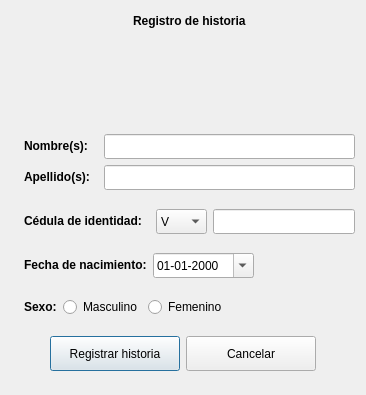
Gabnz/Spectrasoft, file dlgreghistoria.ui: the form before one commit.
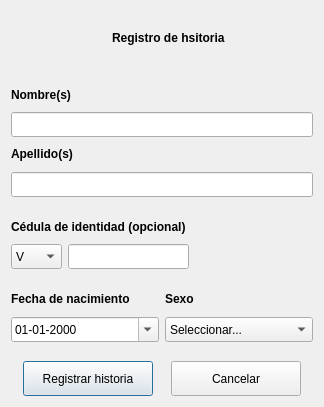
The form after the commit. Icons and pictures are not drawn.

Commit message: Implementando operaciones para las historias

Patch:
```diff
--- a/dlgreghistoria.ui
+++ b/dlgreghistoria.ui
@@ -6,8 +6,8 @@
    <rect>
     <x>0</x>
     <y>0</y>
-    <width>366</width>
-    <height>395</height>
+    <width>324</width>
+    <height>407</height>
    </rect>
   </property>
   <property name="windowTitle">
@@ -19,11 +19,13 @@
   </property>
   <layout class="QGridLayout" name="gridLayout">
    <item row="0" column="0">
-    <layout class="QVBoxLayout" name="verticalLayout_2">
+    <layout class="QVBoxLayout" name="verticalLayout">
      <item>
-      <layout class="QHBoxLayout" name="horizontalLayout_2">
+      <layout class="QVBoxLayout" name="verticalLayout_5">
        <item>
-        <spacer name="horizontalSpacer_2">
+        <layout class="QHBoxLayout" name="horizontalLayout_10">
+         <item>
+          <spacer name="horizontalSpacer_4">
          <property name="orientation">
           <enum>Qt::Horizontal</enum>
          </property>
@@ -36,7 +38,7 @@
         </spacer>
        </item>
        <item>
-        <widget class="QLabel" name="label">
+          <widget class="QLabel" name="etqLogoRegHist">
          <property name="maximumSize">
           <size>
            <width>50</width>
@@ -55,7 +57,7 @@
         </widget>
        </item>
        <item>
-        <widget class="QLabel" name="label_2">
+          <widget class="QLabel" name="etqRegHistoria">
          <property name="font">
           <font>
            <weight>75</weight>
@@ -63,12 +65,12 @@
           </font>
          </property>
          <property name="text">
-          <string>Registro de historia</string>
+            <string>Registro de hsitoria</string>
          </property>
         </widget>
        </item>
        <item>
-        <spacer name="horizontalSpacer_3">
+          <spacer name="horizontalSpacer_5">
          <property name="orientation">
           <enum>Qt::Horizontal</enum>
          </property>
@@ -83,47 +85,27 @@
       </layout>
      </item>
      <item>
-      <spacer name="verticalSpacer_2">
+        <spacer name="verticalSpacer_5">
        <property name="orientation">
         <enum>Qt::Vertical</enum>
        </property>
        <property name="sizeType">
-        <enum>QSizePolicy::Expanding</enum>
-       </property>
-       <property name="sizeHint" stdset="0">
-        <size>
-         <width>343</width>
-         <height>13</height>
-        </size>
-       </property>
-      </spacer>
-     </item>
-     <item>
-      <layout class="QHBoxLayout" name="horizontalLayout_9">
-       <item>
-        <spacer name="horizontalSpacer">
-         <property name="orientation">
-          <enum>Qt::Horizontal</enum>
-         </property>
-         <property name="sizeType">
           <enum>QSizePolicy::Fixed</enum>
          </property>
          <property name="sizeHint" stdset="0">
           <size>
-           <width>13</width>
-           <height>20</height>
+           <width>20</width>
+           <height>13</height>
           </size>
          </property>
         </spacer>
        </item>
        <item>
-        <layout class="QVBoxLayout" name="verticalLayout">
-         <item>
-          <layout class="QHBoxLayout" name="horizontalLayout_7">
+        <layout class="QVBoxLayout" name="verticalLayout_2">
            <item>
             <widget class="QLabel" name="etqNombre">
              <property name="text">
-              <string>&lt;html&gt;&lt;head/&gt;&lt;body&gt;&lt;p&gt;&lt;span style=&quot; font-weight:600;&quot;&gt;Nombre(s):&lt;/span&gt;&lt;/p&gt;&lt;/body&gt;&lt;/html&gt;</string>
+            <string>&lt;html&gt;&lt;head/&gt;&lt;body&gt;&lt;p&gt;&lt;span style=&quot; font-weight:600;&quot;&gt;Nombre(s)&lt;/span&gt;&lt;/p&gt;&lt;/body&gt;&lt;/html&gt;</string>
              </property>
             </widget>
            </item>
@@ -131,13 +113,13 @@
             <widget class="QLineEdit" name="lineaNombre">
              <property name="minimumSize">
               <size>
-               <width>251</width>
+             <width>300</width>
                <height>25</height>
               </size>
              </property>
              <property name="maximumSize">
               <size>
-               <width>251</width>
+             <width>16777215</width>
                <height>25</height>
               </size>
              </property>
@@ -149,11 +131,11 @@
           </layout>
          </item>
          <item>
-          <layout class="QHBoxLayout" name="horizontalLayout_8">
+        <layout class="QVBoxLayout" name="verticalLayout_3">
            <item>
             <widget class="QLabel" name="etqApellido">
              <property name="text">
-              <string>&lt;html&gt;&lt;head/&gt;&lt;body&gt;&lt;p&gt;&lt;span style=&quot; font-weight:600;&quot;&gt;Apellido(s):&lt;/span&gt;&lt;/p&gt;&lt;/body&gt;&lt;/html&gt;</string>
+            <string>&lt;html&gt;&lt;head/&gt;&lt;body&gt;&lt;p&gt;&lt;span style=&quot; font-weight:600;&quot;&gt;Apellido(s)&lt;/span&gt;&lt;/p&gt;&lt;/body&gt;&lt;/html&gt;</string>
              </property>
             </widget>
            </item>
@@ -161,13 +143,13 @@
             <widget class="QLineEdit" name="lineaApellido">
              <property name="minimumSize">
               <size>
-               <width>251</width>
+             <width>300</width>
                <height>25</height>
               </size>
              </property>
              <property name="maximumSize">
               <size>
-               <width>251</width>
+             <width>16777215</width>
                <height>25</height>
               </size>
              </property>
@@ -179,7 +161,7 @@
           </layout>
          </item>
          <item>
-          <spacer name="verticalSpacer_4">
+        <spacer name="verticalSpacer_7">
            <property name="orientation">
             <enum>Qt::Vertical</enum>
            </property>
@@ -195,16 +177,18 @@
           </spacer>
          </item>
          <item>
-          <layout class="QHBoxLayout" name="horizontalLayout_3">
+        <layout class="QHBoxLayout" name="horizontalLayout_12">
+         <item>
+          <layout class="QVBoxLayout" name="verticalLayout_4">
            <item>
             <widget class="QLabel" name="etqCI">
              <property name="text">
-              <string>&lt;html&gt;&lt;head/&gt;&lt;body&gt;&lt;p&gt;&lt;span style=&quot; font-weight:600;&quot;&gt;Cédula de identidad:&lt;/span&gt;&lt;/p&gt;&lt;/body&gt;&lt;/html&gt;</string>
+              <string>&lt;html&gt;&lt;head/&gt;&lt;body&gt;&lt;p&gt;&lt;span style=&quot; font-weight:600;&quot;&gt;Cédula de identidad (opcional)&lt;/span&gt;&lt;/p&gt;&lt;/body&gt;&lt;/html&gt;</string>
              </property>
             </widget>
            </item>
            <item>
-            <layout class="QHBoxLayout" name="horizontalLayout_6">
+            <layout class="QHBoxLayout" name="horizontalLayout_13">
              <item>
               <widget class="QComboBox" name="cBoxCI">
                <property name="minimumSize">
@@ -241,7 +225,7 @@
                </property>
                <property name="maximumSize">
                 <size>
-                 <width>142</width>
+                 <width>16777215</width>
                  <height>25</height>
                 </size>
                </property>
@@ -264,7 +248,22 @@
           </layout>
          </item>
          <item>
-          <spacer name="verticalSpacer_6">
+          <spacer name="horizontalSpacer_2">
+           <property name="orientation">
+            <enum>Qt::Horizontal</enum>
+           </property>
+           <property name="sizeHint" stdset="0">
+            <size>
+             <width>40</width>
+             <height>20</height>
+            </size>
+           </property>
+          </spacer>
+         </item>
+        </layout>
+       </item>
+       <item>
+        <spacer name="verticalSpacer_10">
            <property name="orientation">
             <enum>Qt::Vertical</enum>
            </property>
@@ -280,11 +279,13 @@
           </spacer>
          </item>
          <item>
-          <layout class="QHBoxLayout" name="horizontalLayout_5">
+        <layout class="QHBoxLayout" name="horizontalLayout_16">
+         <item>
+          <layout class="QVBoxLayout" name="verticalLayout_6">
            <item>
             <widget class="QLabel" name="etqFechaNac">
              <property name="text">
-              <string>&lt;html&gt;&lt;head/&gt;&lt;body&gt;&lt;p&gt;&lt;span style=&quot; font-weight:600;&quot;&gt;Fecha de nacimiento:&lt;/span&gt;&lt;/p&gt;&lt;/body&gt;&lt;/html&gt;</string>
+              <string>&lt;html&gt;&lt;head/&gt;&lt;body&gt;&lt;p&gt;&lt;span style=&quot; font-weight:600;&quot;&gt;Fecha de nacimiento&lt;/span&gt;&lt;/p&gt;&lt;/body&gt;&lt;/html&gt;</string>
              </property>
             </widget>
            </item>
@@ -298,7 +299,7 @@
              </property>
              <property name="maximumSize">
               <size>
-               <width>101</width>
+               <width>16777215</width>
                <height>25</height>
               </size>
              </property>
@@ -310,72 +311,47 @@
              </property>
             </widget>
            </item>
-           <item>
-            <spacer name="horizontalSpacer_12">
-             <property name="orientation">
-              <enum>Qt::Horizontal</enum>
-             </property>
-             <property name="sizeHint" stdset="0">
-              <size>
-               <width>40</width>
-               <height>20</height>
-              </size>
-             </property>
-            </spacer>
-           </item>
           </layout>
          </item>
          <item>
-          <spacer name="verticalSpacer_3">
-           <property name="orientation">
-            <enum>Qt::Vertical</enum>
-           </property>
-           <property name="sizeType">
-            <enum>QSizePolicy::Fixed</enum>
-           </property>
-           <property name="sizeHint" stdset="0">
-            <size>
-             <width>20</width>
-             <height>13</height>
-            </size>
-           </property>
-          </spacer>
-         </item>
-         <item>
-          <layout class="QHBoxLayout" name="horizontalLayout_4">
+          <layout class="QVBoxLayout" name="verticalLayout_10">
            <item>
             <widget class="QLabel" name="etqSexo">
              <property name="text">
-              <string>&lt;html&gt;&lt;head/&gt;&lt;body&gt;&lt;p&gt;&lt;span style=&quot; font-weight:600;&quot;&gt;Sexo:&lt;/span&gt;&lt;/p&gt;&lt;/body&gt;&lt;/html&gt;</string>
+              <string>&lt;html&gt;&lt;head/&gt;&lt;body&gt;&lt;p&gt;&lt;span style=&quot; font-weight:600;&quot;&gt;Sexo&lt;/span&gt;&lt;/p&gt;&lt;/body&gt;&lt;/html&gt;</string>
              </property>
             </widget>
            </item>
            <item>
-            <widget class="QRadioButton" name="radioMasculino">
+            <widget class="QComboBox" name="cBoxSexo">
+             <property name="minimumSize">
+              <size>
+               <width>91</width>
+               <height>25</height>
+              </size>
+             </property>
+             <property name="maximumSize">
+              <size>
+               <width>16777215</width>
+               <height>25</height>
+              </size>
+             </property>
+             <item>
              <property name="text">
-              <string>Masculino</string>
-             </property>
-            </widget>
+               <string>Seleccionar...</string>
+              </property>
            </item>
            <item>
-            <widget class="QRadioButton" name="radioFemenino">
              <property name="text">
               <string>Femenino</string>
              </property>
-            </widget>
            </item>
            <item>
-            <spacer name="horizontalSpacer_13">
-             <property name="orientation">
-              <enum>Qt::Horizontal</enum>
-             </property>
-             <property name="sizeHint" stdset="0">
-              <size>
-               <width>40</width>
-               <height>20</height>
-              </size>
-             </property>
-            </spacer>
+              <property name="text">
+               <string>Masculino</string>
+              </property>
+             </item>
+            </widget>
            </item>
           </layout>
          </item>
@@ -401,19 +377,6 @@
      </item>
      <item>
       <layout class="QHBoxLayout" name="horizontalLayout">
-       <item>
-        <spacer name="horizontalSpacer_7">
-         <property name="orientation">
-          <enum>Qt::Horizontal</enum>
-         </property>
-         <property name="sizeHint" stdset="0">
-          <size>
-           <width>13</width>
-           <height>27</height>
-          </size>
-         </property>
-        </spacer>
-       </item>
        <item>
         <widget class="QPushButton" name="btnRegistrar">
          <property name="minimumSize">
@@ -464,37 +427,8 @@
          </property>
         </widget>
        </item>
-       <item>
-        <spacer name="horizontalSpacer_8">
-         <property name="orientation">
-          <enum>Qt::Horizontal</enum>
-         </property>
-         <property name="sizeHint" stdset="0">
-          <size>
-           <width>13</width>
-           <height>27</height>
-          </size>
-         </property>
-        </spacer>
-       </item>
       </layout>
      </item>
-     <item>
-      <spacer name="verticalSpacer_9">
-       <property name="orientation">
-        <enum>Qt::Vertical</enum>
-       </property>
-       <property name="sizeType">
-        <enum>QSizePolicy::Fixed</enum>
-       </property>
-       <property name="sizeHint" stdset="0">
-        <size>
-         <width>20</width>
-         <height>13</height>
-        </size>
-       </property>
-      </spacer>
-     </item>
     </layout>
    </item>
   </layout>
```
Left out of the diff: 6 changed lines with no effect on the pictures. Lines whose indentation alone changed are shown as unchanged. The commit also changes 23 other files.
